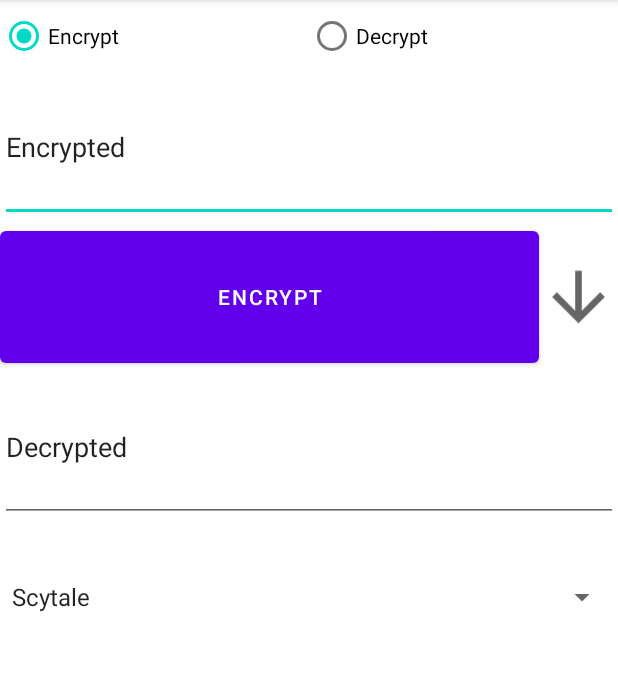
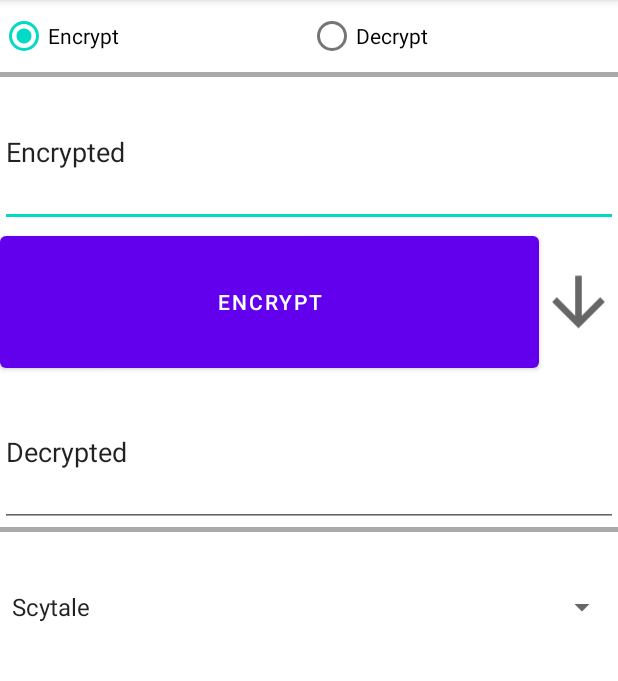
Before and after one commit to jeffmc/AndroidCryptography, an Android app: the screen it shows after launch (MainActivity), on a phone screen of 412 x 824 dp, the part 84-765 px from its top. Run offline under Robolectric (Android 15) with nearby library versions, the phone set to English and light mode, and no system bars.

Commit message:
Added small UI separator change

```diff
--- a/app/src/main/res/layout/activity_main.xml
+++ b/app/src/main/res/layout/activity_main.xml
@@ -28,6 +28,11 @@
             android:text="Decrypt" />
 
     </RadioGroup>
+
+    <View
+        android:layout_width="match_parent"
+        android:layout_height="3dp"
+        android:background="@android:color/darker_gray"/>
 
     <EditText
         android:id="@+id/encryptedText"
@@ -65,6 +70,11 @@
         android:inputType="textPersonName"
         android:text="Decrypted" />
 
+    <View
+        android:layout_width="match_parent"
+        android:layout_height="3dp"
+        android:background="@android:color/darker_gray"/>
+
     <Spinner
         android:id="@+id/schemeSpinner"
         android:layout_width="match_parent"
```
